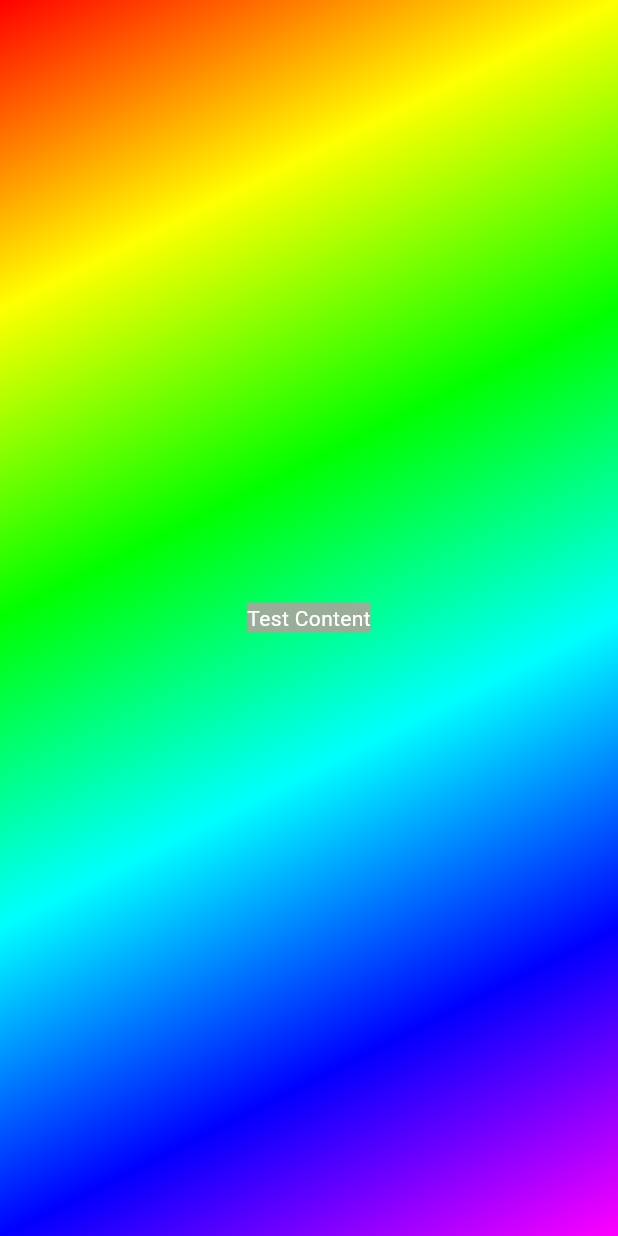
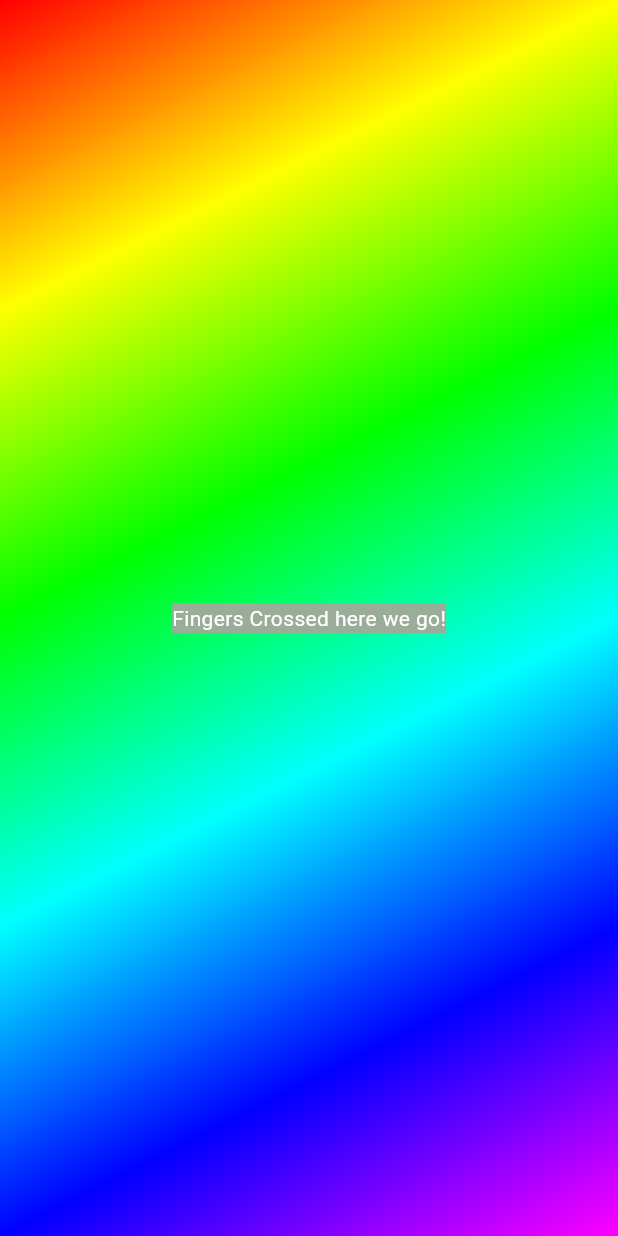
Before and after one commit to GedikEnginImecar/flutter, a Flutter app: the screen it shows after launch, on a phone screen of 412 x 824 dp. Run offline on Flutter 3.47's test engine with Material 3 defaults, Android fonts, the phone set to English and light mode, and no system bars.

```diff
--- /dev/null
+++ b/first_app/lib/gradient_container.dart
@@ -0,0 +1,33 @@
+import "package:flutter/material.dart";
+import "package:first_app/styled_text.dart";
+
+// create a class so you can create your own widgets
+// GradientContainer inherits from StatelessWidget (provided by flutter), forces you to follow the StatelessWidget class constraints
+class GradientContainer extends StatelessWidget {
+  const GradientContainer({super.key});
+  // initializes super.key, super being from the parent classes constructor function
+  // as GradientContainer is not an object that is expected to change, it can be defined as a constant value/type
+
+  @override // not required but makes it clear to override a method that is expected by StatelessWidget
+  Widget build(context) {
+    return Container(
+      decoration: const BoxDecoration(
+        gradient: LinearGradient(
+          colors: [
+            Color.fromARGB(255, 255, 0, 0),
+            Color.fromARGB(255, 255, 255, 0),
+            Color.fromARGB(255, 0, 255, 0),
+            Color.fromARGB(255, 0, 255, 255),
+            Color.fromARGB(255, 0, 0, 255),
+            Color.fromARGB(255, 255, 0, 255),
+          ],
+          begin: Alignment.topLeft,
+          end: Alignment.bottomRight,
+        ),
+      ),
+      child: const Center(
+        child: StyledText(),
+      ),
+    );
+  } // Widget is the data type returned, context will receive context parameters (target), build is called automatically by flutter similar to main when rendering interface
+}
--- a/first_app/lib/main.dart
+++ b/first_app/lib/main.dart
@@ -1,4 +1,5 @@
 import "package:flutter/material.dart";
+import "package:first_app/gradient_container.dart";
 // you need to import dependencies (flutter built in one to get started at least)
 // they are imported/downloaded in the pubspec.yaml file in dev and regular dependencies
 
@@ -15,40 +16,3 @@ void main() {
     ),
   ); // used to get started any flutter app, takes in basic widgets, MaterialApp is provided and imported above
 }
-
-// create a class so you can create your own widgets
-// GradientContainer inherits from StatelessWidget (provided by flutter), forces you to follow the StatelessWidget class constraints
-class GradientContainer extends StatelessWidget {
-  const GradientContainer({super.key});
-  // initializes super.key, super being from the parent classes constructor function
-  // as GradientContainer is not an object that is expected to change, it can be defined as a constant value/type
-
-  @override // not required but makes it clear to override a method that is expected by StatelessWidget
-  Widget build(context) {
-    return Container(
-      decoration: const BoxDecoration(
-        gradient: LinearGradient(
-          colors: [
-            Color.fromARGB(255, 255, 0, 0),
-            Color.fromARGB(255, 255, 255, 0),
-            Color.fromARGB(255, 0, 255, 0),
-            Color.fromARGB(255, 0, 255, 255),
-            Color.fromARGB(255, 0, 0, 255),
-            Color.fromARGB(255, 255, 0, 255),
-          ],
-          begin: Alignment.topLeft,
-          end: Alignment.bottomRight,
-        ),
-      ),
-      child: const Center(
-        child: Text(
-          "Test Content",
-          style: TextStyle(
-            backgroundColor: Color.fromARGB(255, 154, 173, 152),
-            color: Color.fromARGB(255, 255, 255, 255),
-          ),
-        ),
-      ),
-    );
-  } // Widget is the data type returned, context will receive context parameters (target), build is called automatically by flutter similar to main when rendering interface
-}
--- /dev/null
+++ b/first_app/lib/styled_text.dart
@@ -0,0 +1,16 @@
+import "package:flutter/material.dart";
+
+class StyledText extends StatelessWidget {
+  const StyledText({super.key});
+
+  @override
+  Widget build(context) {
+    return const Text(
+      "Fingers Crossed here we go!",
+      style: TextStyle(
+        backgroundColor: Color.fromARGB(255, 154, 173, 152),
+        color: Color.fromARGB(255, 255, 255, 255),
+      ),
+    );
+  }
+}
```
Also changed, not shown: notes/image-4.png (added), notes/image-5.png (added), notes/image-6.png (added), 1 other file.
